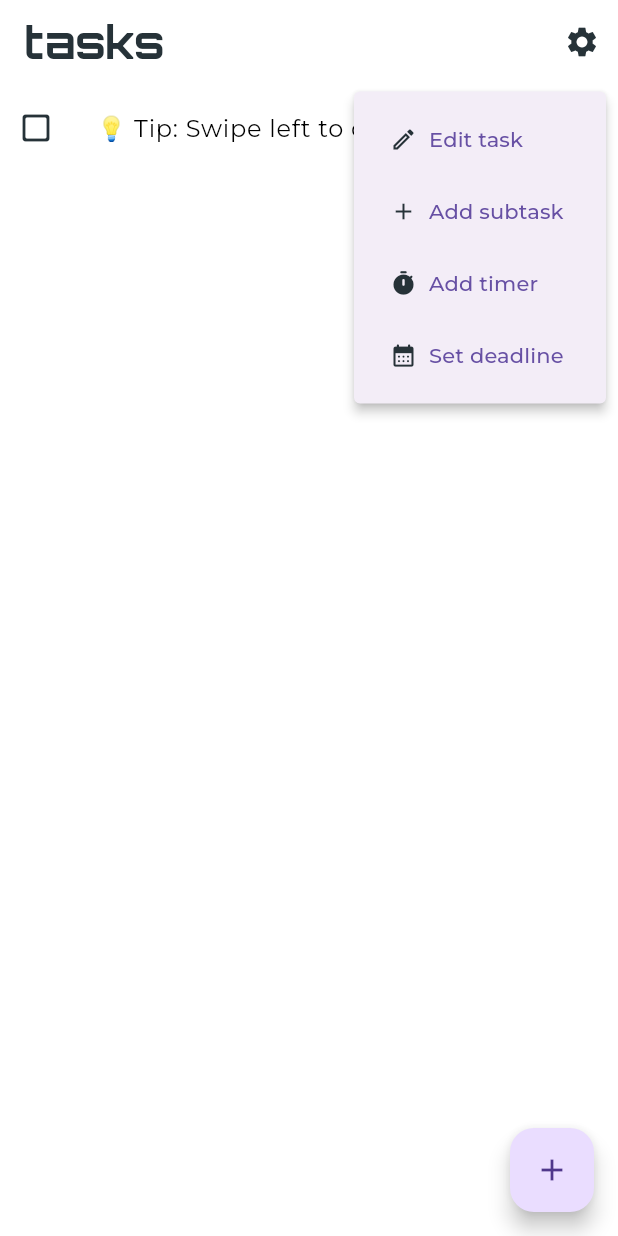
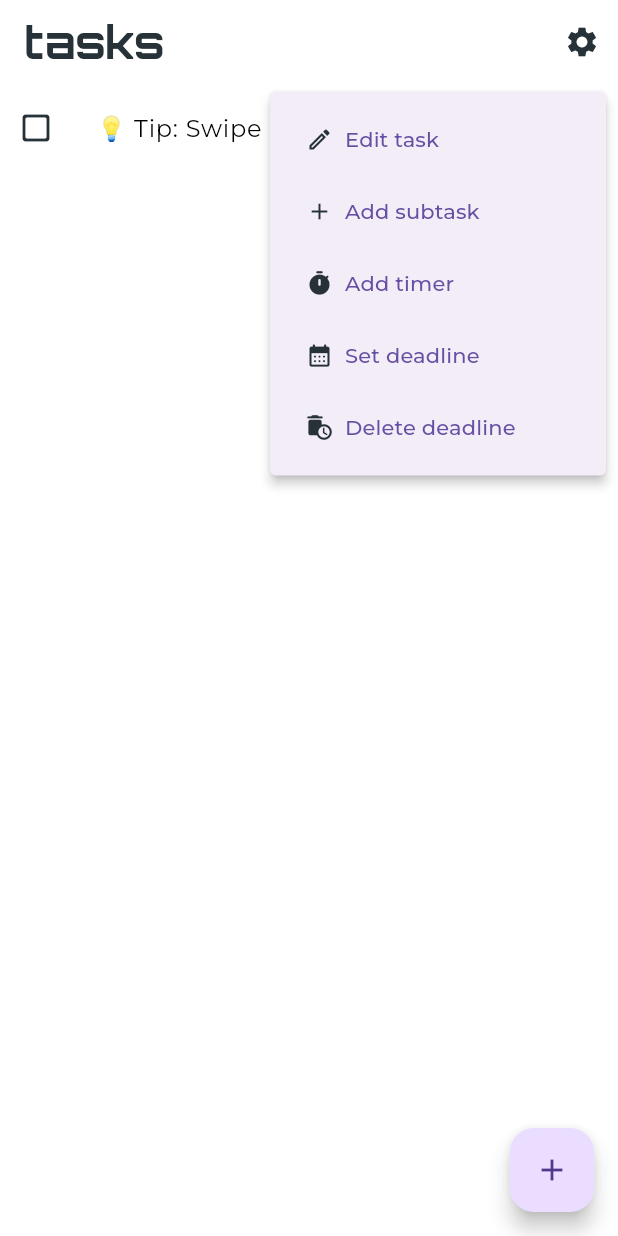
Before and after one commit to magaliek/todo, a Flutter app: the screen it shows after launch, after a tap on the "more vert" icon, on a phone screen of 412 x 824 dp. Run offline on Flutter 3.47's test engine with Material 3 defaults, Android fonts, the phone set to English and light mode, and no system bars; our stand-ins replace flutter_colorpicker, google_fonts, image_picker, shared_preferences.

Commit message:
finished the app. added the deadline feature

```diff
--- a/lib/models/task.dart
+++ b/lib/models/task.dart
@@ -6,12 +6,16 @@ class Task {
   List<Task> subtasks;
   bool expanded;
   TaskTimer? timer;
+  DateTime? deadline;
+  bool hasTime;
 
   Task(this.task, {
     this.isDone = false,
     List<Task>? subtasks,
     this.expanded = false,
     this.timer,
+    this.deadline,
+    this.hasTime = false,
   }) : subtasks = subtasks ?? [];
 
   Task copyWith({
@@ -20,6 +24,8 @@ class Task {
     List<Task>? subtasks,
     bool? expanded,
     TaskTimer? timer,
+    DateTime? deadline,
+    bool? hasTime,
 }) {
     return Task(
       task ?? this.task,
@@ -27,6 +33,8 @@ class Task {
       subtasks: subtasks ?? this.subtasks,
       expanded: expanded ?? this.expanded,
       timer: timer ?? this.timer,
+      deadline: deadline ?? this.deadline,
+      hasTime: hasTime ?? this.hasTime,
     );
   }
 
--- a/lib/widgets/task_tile.dart
+++ b/lib/widgets/task_tile.dart
@@ -3,6 +3,7 @@ import 'package:provider/provider.dart';
 import '../models/app_settings.dart';
 import '/models/task.dart';
 import 'package:google_fonts/google_fonts.dart';
+import 'package:intl/intl.dart';
 
 class TaskTile extends StatelessWidget {
   final Task task;
@@ -13,6 +14,7 @@ class TaskTile extends StatelessWidget {
   final VoidCallback removeTask;
   final VoidCallback launchTimer; //?
   final VoidCallback setDeadline; //?
+  final VoidCallback deleteDeadline;
   final void Function(int index) removeSub;
   final void Function(int index) editSub;
   final void Function(bool isDone, int index) updateSubtask;
@@ -27,8 +29,9 @@ class TaskTile extends StatelessWidget {
     required this.removeSub,
     required this.addSubtask,
     required this.removeTask,
-    required this.launchTimer, //?
-    required this.setDeadline, //?
+    required this.launchTimer,
+    required this.setDeadline,
+    required this.deleteDeadline,
     required this.updateSubtask,
 });
 
@@ -66,6 +69,12 @@ class TaskTile extends StatelessWidget {
             initiallyExpanded: task.expanded,
             onExpansionChanged: (_) => toggleE(),
             maintainState: true,
+            subtitle: (task.deadline != null)
+                        ? Text(
+                          task.hasTime
+                              ? DateFormat('dd.MM.yyyy HH.mm').format(task.deadline!)
+                              : DateFormat('dd.MM.yyyy').format(task.deadline!),
+                          style: TextStyle(fontSize: 10, color: settings.foregroundColor),) : null,
             leading: Row(
               mainAxisSize: MainAxisSize.min,
               children: [
@@ -102,20 +111,19 @@ class TaskTile extends StatelessWidget {
               ),
             ),
 
-            trailing: PopupMenuButton<int>(
+            trailing: Row(
+              mainAxisSize: MainAxisSize.min,
+              children: [
+                PopupMenuButton<int>(
+                  icon: Icon(Icons.more_vert, color: settings.foregroundColor,),
                   onSelected: (value) {
-                if (value == 0) {
-
-                } else if (value == 1) {
-
-                } else if (value == 2) {
-
-                } else if (value == 3) {
-
-                }
+                    if (value == 0) {}
+                    else if (value == 1) {}
+                    else if (value == 2) {}
+                    else if (value == 3) {}
+                    else if (value == 4) {}
                   },
                   itemBuilder: (context) => [
-
                     PopupMenuItem(
                       value: 0,
                       child: TextButton.icon(
@@ -150,6 +158,17 @@ class TaskTile extends StatelessWidget {
                         icon: Icon(Icons.calendar_month_rounded, color: settings.foregroundColor),
                         label: Text("Set deadline"),
                       ),
+                    ),
+
+                    PopupMenuItem(
+                      value: 4,
+                      child: TextButton.icon(
+                        onPressed: deleteDeadline,
+                        icon: Icon(Icons.auto_delete_rounded, color: settings.foregroundColor),
+                        label: Text("Delete deadline"),
+                      ),
+                    )
+                  ],
                 ),
               ],
             ),
--- a/pubspec.yaml
+++ b/pubspec.yaml
@@ -14,6 +14,7 @@ dependencies:
   image_picker: ^1.1.2
   google_fonts: ^6.2.0
   shared_preferences: ^2.2.2
+  intl: ^0.19.0
 
 dev_dependencies:
   flutter_test:
```
Also changed, not shown: lib/pages/homepage.dart (+35 -1 lines), lib/pages/settings_page.dart (+5 -5 lines), lib/widgets/timer.dart (+4 -3 lines), pubspec.lock. Lines whose indentation alone changed are shown as unchanged.
